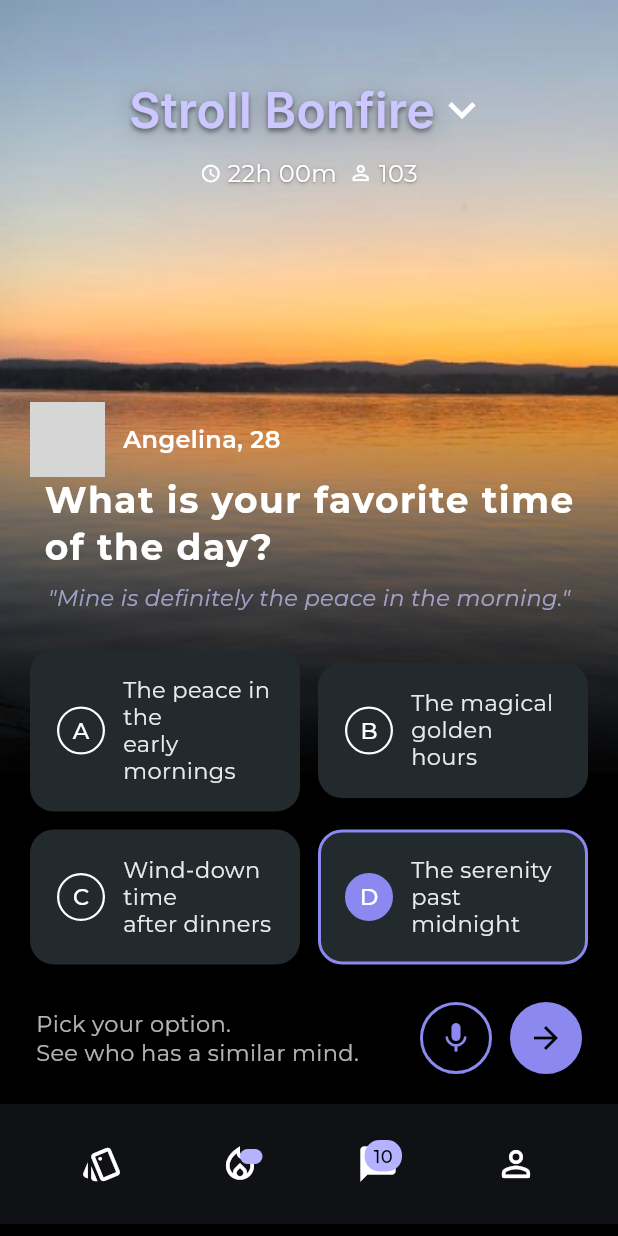
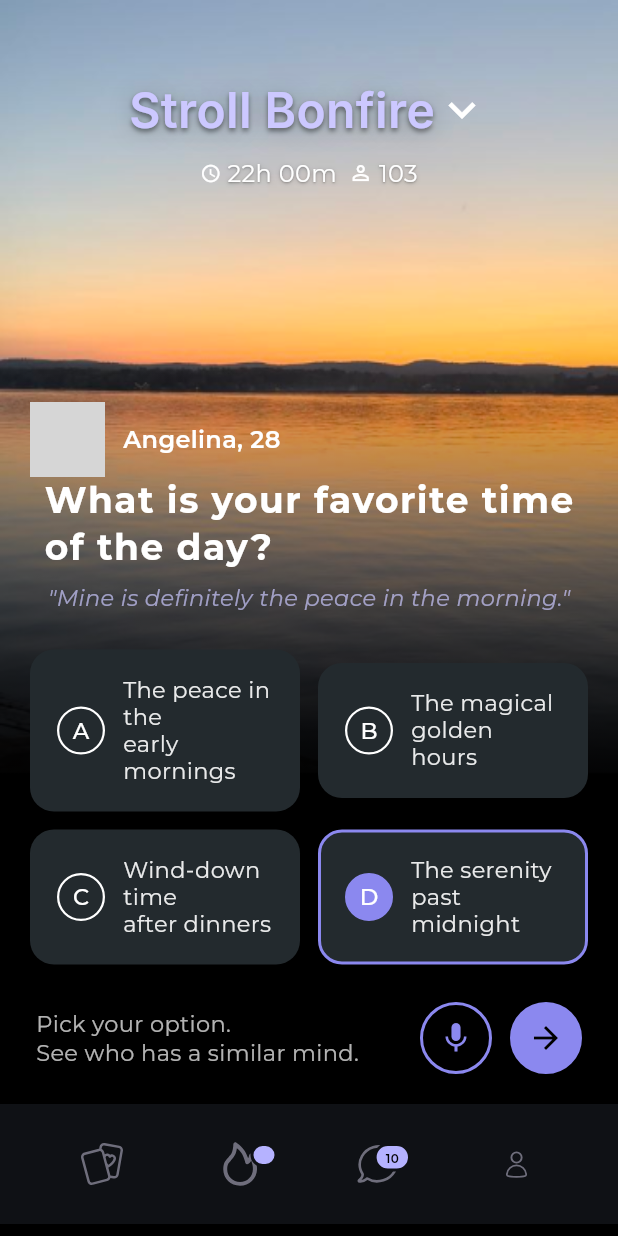
Before and after one commit to ikrishnag/bonfire-ui, a Flutter app: the screen it shows after launch, on a phone screen of 412 x 824 dp. Run offline on Flutter 3.47's test engine with Material 3 defaults, Android fonts, the phone set to English and light mode, and no system bars; our stand-ins replace flutter_svg, google_fonts; grey boxes are pictures that could not be loaded.

Commit message:
feat: add SVG icons for bottom navigation and update icon handling

```diff
--- a/lib/presentation/widgets/bottom_navigation.dart
+++ b/lib/presentation/widgets/bottom_navigation.dart
@@ -1,4 +1,5 @@
 import 'package:flutter/material.dart';
+import 'package:flutter_svg/flutter_svg.dart';
 import 'package:stroll_fe_task/constants/colors.dart';
 
 class CustomNavBar extends StatelessWidget {
@@ -8,28 +9,28 @@ class CustomNavBar extends StatelessWidget {
   Widget build(BuildContext context) {
     return Container(
       padding: const EdgeInsets.symmetric(vertical: 16),
-      decoration: BoxDecoration(
-        color: const Color.fromARGB(255, 15, 17, 21),
+      decoration: const BoxDecoration(
+        color: Color.fromARGB(255, 15, 17, 21),
       ),
       child: Row(
         mainAxisAlignment: MainAxisAlignment.spaceEvenly,
         children: [
           _NavBarIcon(
-            icon: Icons.style_outlined,
+            svgAsset: 'assets/icons/card.svg',
             onTap: () {},
           ),
           _NavBarIcon(
-            icon: Icons.local_fire_department_outlined,
+            svgAsset: 'assets/icons/bonfire.svg',
             hasNotification: true,
             onTap: () {},
           ),
           _NavBarIcon(
-            icon: Icons.chat_bubble,
+            svgAsset: 'assets/icons/message.svg',
             badge: '10',
             onTap: () {},
           ),
           _NavBarIcon(
-            icon: Icons.person_outline_rounded,
+            svgAsset: 'assets/icons/user.svg',
             onTap: () {},
           ),
         ],
@@ -39,13 +40,13 @@ class CustomNavBar extends StatelessWidget {
 }
 
 class _NavBarIcon extends StatelessWidget {
-  final IconData icon;
+  final String svgAsset;
   final String? badge;
   final bool hasNotification;
   final VoidCallback onTap;
 
   const _NavBarIcon({
-    required this.icon,
+    required this.svgAsset,
     required this.onTap,
     this.badge,
     this.hasNotification = false,
@@ -61,44 +62,50 @@ class _NavBarIcon extends StatelessWidget {
         child: Stack(
           alignment: Alignment.center,
           children: [
-            Icon(
-              icon,
-              color: Colors.white,
-              size: 28,
+            // SVG Icon
+            SvgPicture.asset(
+              svgAsset,
+              width: 28,
+              height: 30,
             ),
             if (hasNotification)
               Positioned(
-                top: 14,
-                right: 9,
+                top: 10,
+                right: -1,
                 child: Container(
-                  width: 15,
-                  height: 10,
+                  width: 18,
+                  height: 16,
                   decoration: BoxDecoration(
                     color: AppColors.badgePurple,
-                    // shape: BoxShape.circle,
-                    borderRadius: BorderRadius.circular(12),
-
-
+                    borderRadius: BorderRadius.circular(10),
+                    border: Border.all(
+                        color: Color.fromARGB(255, 15, 17, 21),
+                        width: 2),
                   ),
                 ),
               ),
             if (badge != null)
               Positioned(
-                top: 8,
-                right: 8,
+                top: 10,
+                right: 2,
                 child: Container(
+
                   padding:
                       const EdgeInsets.symmetric(horizontal: 6, vertical: 2),
                   decoration: BoxDecoration(
                     color: AppColors.badgePurple,
                     borderRadius: BorderRadius.circular(10),
+                     border: Border.all(
+                        color: Color.fromARGB(255, 15, 17, 21),
+                        width: 2),
+
                   ),
                   child: Text(
                     badge!,
                     style: const TextStyle(
-                      fontSize: 12,
+                      fontSize: 8,
                       color: Colors.black,
-                      fontWeight: FontWeight.w500,
+                      fontWeight: FontWeight.w600,
                     ),
                   ),
                 ),
```
Also changed, not shown: assets/icons/bonfire.svg (added), assets/icons/card.svg (added), assets/icons/message.svg (added), assets/icons/mic.png (added), assets/icons/user.svg (added).
